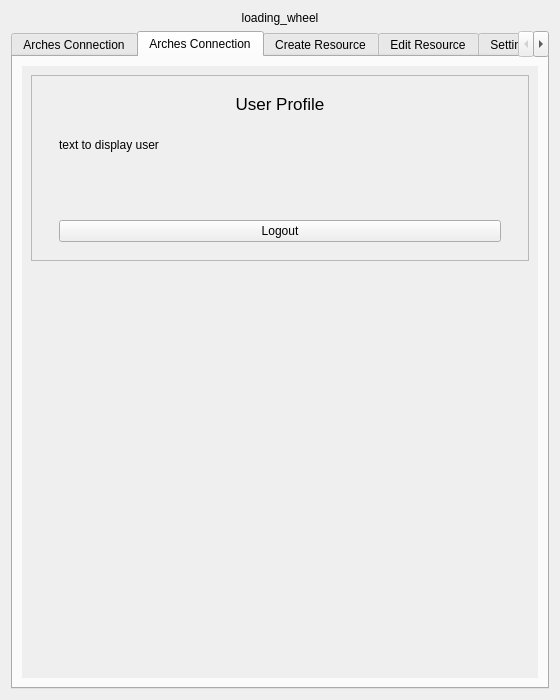
Above: arches_project/ui/arches_project_dialog_base.ui from archesproject/arches-qgis before the change. Below: the same form after it.
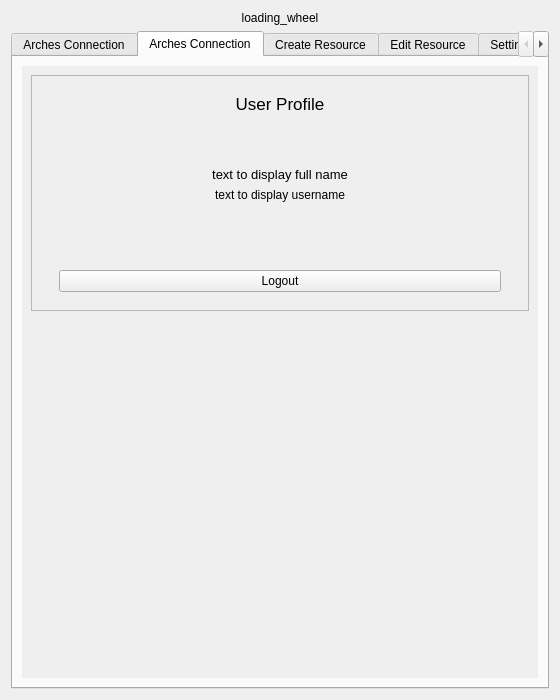
That is the form after the change. The open tabs and pages were chosen to show the change. Icons and pictures are not drawn.

Commit message: improve logged in view with profile image

Diff of the .ui file:
```diff
--- a/arches_project/ui/arches_project_dialog_base.ui
+++ b/arches_project/ui/arches_project_dialog_base.ui
@@ -404,7 +404,32 @@
                </widget>
               </item>
               <item>
-               <widget class="QFrame" name="displayTextFrame">
+               <widget class="QFrame" name="userProfileFrame">
+                <property name="frameShape">
+                 <enum>QFrame::NoFrame</enum>
+                </property>
+                <property name="frameShadow">
+                 <enum>QFrame::Raised</enum>
+                </property>
+                <layout class="QHBoxLayout" name="horizontalLayout">
+                 <property name="bottomMargin">
+                  <number>0</number>
+                 </property>
+                 <item>
+                  <widget class="QLabel" name="userProfileLabel">
+                   <property name="text">
+                    <string/>
+                   </property>
+                   <property name="alignment">
+                    <set>Qt::AlignCenter</set>
+                   </property>
+                  </widget>
+                 </item>
+                </layout>
+               </widget>
+              </item>
+              <item>
+               <widget class="QFrame" name="displayFullNameFrame">
                 <property name="frameShape">
                  <enum>QFrame::NoFrame</enum>
                 </property>
@@ -412,10 +437,50 @@
                  <enum>QFrame::Raised</enum>
                 </property>
                 <layout class="QVBoxLayout" name="verticalLayout_32">
+                 <property name="bottomMargin">
+                  <number>0</number>
+                 </property>
                  <item>
-                  <widget class="QLabel" name="displayTextLabel">
+                  <widget class="QLabel" name="displayFullNameLabel">
+                   <property name="font">
+                    <font>
+                     <pointsize>10</pointsize>
+                     <bold>false</bold>
+                    </font>
+                   </property>
                    <property name="text">
-                    <string>text to display user</string>
+                    <string>text to display full name</string>
+                   </property>
+                   <property name="alignment">
+                    <set>Qt::AlignCenter</set>
+                   </property>
+                   <property name="wordWrap">
+                    <bool>true</bool>
+                   </property>
+                  </widget>
+                 </item>
+                </layout>
+               </widget>
+              </item>
+              <item>
+               <widget class="QFrame" name="displayUsernameFrame">
+                <property name="frameShape">
+                 <enum>QFrame::NoFrame</enum>
+                </property>
+                <property name="frameShadow">
+                 <enum>QFrame::Raised</enum>
+                </property>
+                <layout class="QVBoxLayout" name="verticalLayout_30">
+                 <property name="topMargin">
+                  <number>0</number>
+                 </property>
+                 <item>
+                  <widget class="QLabel" name="displayUsernameLabel">
+                   <property name="text">
+                    <string>text to display username</string>
+                   </property>
+                   <property name="alignment">
+                    <set>Qt::AlignCenter</set>
                    </property>
                    <property name="wordWrap">
                     <bool>true</bool>
```
Left out of the diff: 3 changed lines with no effect on the pictures. The commit also changes 5 other files.
